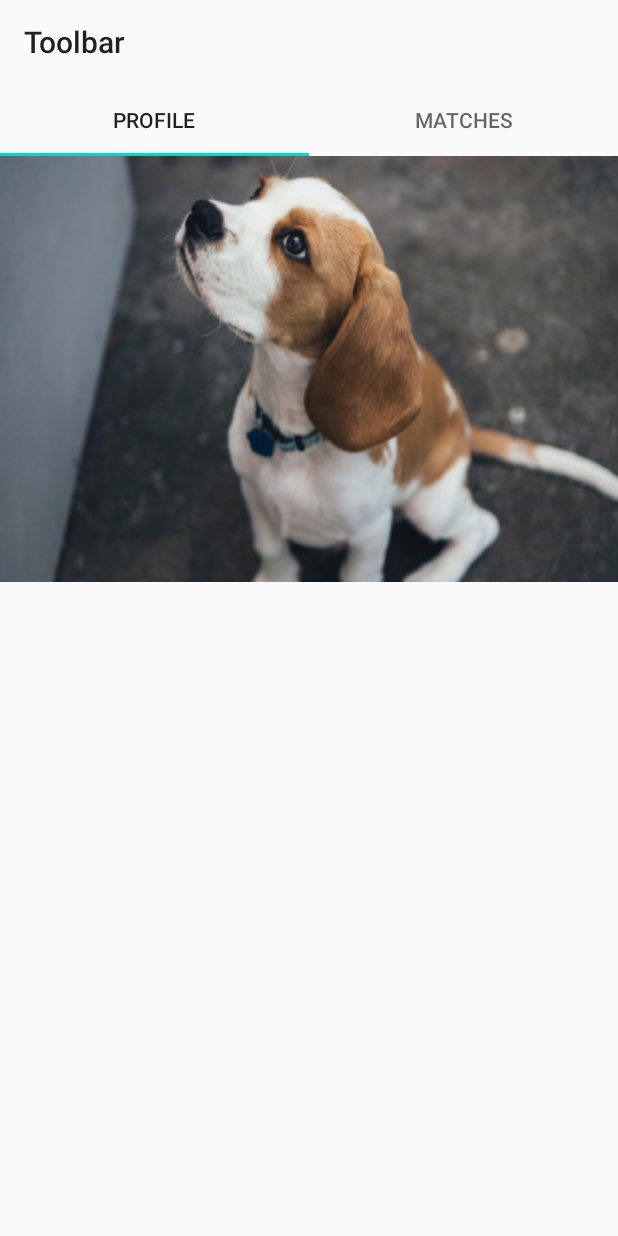
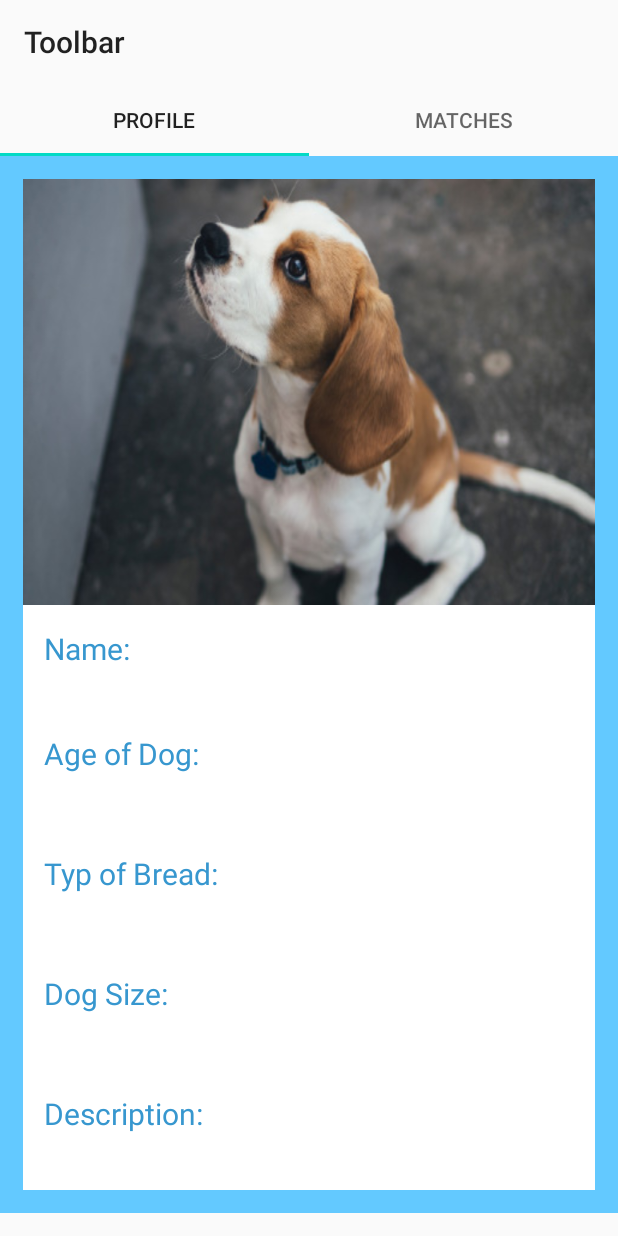
Before and after one commit to farhadbahrehmandhenry/AD340-team-project, an Android app: the ProfileFragment screen opened directly, with no data from a screen before it, on a phone screen of 412 x 824 dp. Run offline under Robolectric (Android 15) with nearby library versions, the phone set to English and light mode, and no system bars.

Commit message:
Changed Layout and design for Profile

```diff
--- a/app/src/main/res/layout/fragment_profile.xml
+++ b/app/src/main/res/layout/fragment_profile.xml
@@ -3,11 +3,19 @@
     xmlns:tools="http://schemas.android.com/tools"
     android:layout_width="match_parent"
     android:layout_height="match_parent"
+    android:background="@color/gradStart"
     tools:context=".ProfileActivity">
 
-    <RelativeLayout
-        android:layout_width="wrap_content"
-        android:layout_height="wrap_content">
+    <LinearLayout
+
+        android:layout_width="match_parent"
+        android:layout_height="wrap_content"
+        android:layout_marginTop="@dimen/dim10"
+        android:layout_marginStart="@dimen/dim10"
+        android:orientation="vertical"
+        android:layout_margin="@dimen/marg15"
+        android:background="@color/cardview_light_background"
+        tools:ignore="UselessParent">
 
         <ImageView
             android:id="@+id/profile_photo"
@@ -18,50 +26,103 @@
             android:contentDescription="@string/profile_image" />
 
         <TextView
-            android:id="@+id/tv_name"
             android:layout_width="wrap_content"
             android:layout_height="wrap_content"
-            android:layout_marginTop="@dimen/marginTop10"
+            android:layout_marginLeft="@dimen/size14"
+            android:textSize="@dimen/textSize20"
+            android:layout_marginTop="@dimen/marg15"
+            android:text="@string/dogName_display"
+            android:textColor="@color/headings"
+            />
+        <TextView
+            android:id="@+id/tv_name"
+            android:layout_width="match_parent"
+            android:layout_height="wrap_content"
+            android:layout_marginLeft="@dimen/size14"
             android:text="Name of Dog"
             android:textSize="@dimen/textSize20"
             android:layout_below="@+id/profile_photo" />
 
+
+        <TextView
+            android:layout_width="wrap_content"
+            android:layout_height="wrap_content"
+            android:layout_marginLeft="@dimen/size14"
+            android:textSize="@dimen/textSize20"
+            android:layout_marginTop="@dimen/marg15"
+            android:text="@string/ageOfDog_display"
+            android:textColor="@color/headings"
+            />
         <TextView
             android:id="@+id/tv_age"
-            android:layout_width="wrap_content"
+            android:layout_width="match_parent"
             android:layout_height="wrap_content"
             android:layout_marginTop="@dimen/marginTop10"
+            android:layout_marginLeft="@dimen/size14"
             android:text="Age of Dog"
             android:textSize="@dimen/textSize20"
             android:layout_below="@+id/tv_name" />
 
         <TextView
-            android:id="@+id/tv_bread"
             android:layout_width="wrap_content"
             android:layout_height="wrap_content"
+            android:layout_marginLeft="@dimen/size14"
+            android:textSize="@dimen/textSize20"
+            android:layout_marginTop="@dimen/marg15"
+            android:text="@string/typ_of_bread_Display"
+            android:textColor="@color/headings"
+            />
+
+        <TextView
+            android:id="@+id/tv_bread"
+            android:layout_width="match_parent"
+            android:layout_height="wrap_content"
             android:layout_marginTop="@dimen/marginTop10"
+            android:layout_marginLeft="@dimen/size14"
             android:text="Bread of Dog"
             android:textSize="@dimen/textSize20"
             android:layout_below="@+id/tv_age" />
 
         <TextView
-            android:id="@+id/tv_size"
             android:layout_width="wrap_content"
             android:layout_height="wrap_content"
+            android:layout_marginLeft="@dimen/size14"
+            android:textSize="@dimen/textSize20"
+            android:layout_marginTop="@dimen/marg15"
+            android:text="@string/dog_size_Display"
+            android:textColor="@color/headings"
+            />
+
+        <TextView
+            android:id="@+id/tv_size"
+            android:layout_width="match_parent"
+            android:layout_height="wrap_content"
             android:layout_marginTop="@dimen/marginTop10"
+            android:layout_marginLeft="@dimen/size14"
             android:text="Size of Dog"
             android:textSize="@dimen/textSize20"
             android:layout_below="@+id/tv_bread" />
 
         <TextView
+            android:layout_width="wrap_content"
+            android:layout_height="wrap_content"
+            android:layout_marginLeft="@dimen/size14"
+            android:textSize="@dimen/textSize20"
+            android:layout_marginTop="@dimen/marg15"
+            android:text="@string/description_Display"
+            android:textColor="@color/headings"
+            />
+        <TextView
             android:id="@+id/tv_description"
-            android:layout_width="wrap_content"
+            android:layout_width="match_parent"
             android:layout_height="wrap_content"
             android:layout_marginTop="@dimen/marginTop10"
             android:text="Description of Dog"
+            android:layout_marginLeft="@dimen/size14"
+
             android:textSize="@dimen/textSize20"
             android:layout_below="@+id/tv_size" />
 
-    </RelativeLayout>
+    </LinearLayout>
 
 </ScrollView>
--- a/app/src/main/res/values/dimens.xml
+++ b/app/src/main/res/values/dimens.xml
@@ -20,4 +20,6 @@
     <dimen name="size12">12sp</dimen>
     <dimen name="size38">38dp</dimen>
     <dimen name="padding_10">10dp</dimen>
+    <dimen name="marg15">15dp</dimen>
+    <dimen name="dim10">10dp</dimen>
 </resources>
--- a/app/src/main/res/values/strings.xml
+++ b/app/src/main/res/values/strings.xml
@@ -32,5 +32,11 @@
     <string name="your_dog_s_name">your dog\'s name</string>
     <string name="dog_s_breed">dog\'s breed</string>
     <string name="size">size</string>
+    <string name="login_button">LOGIN</string>
+    <string name="dogName_display">Name:</string>
+    <string name="ageOfDog_display">Age of Dog:</string>
+    <string name="typ_of_bread_Display">Typ of Bread:</string>
+    <string name="dog_size_Display">Dog Size:</string>
+    <string name="description_Display">Description:</string>
 
 </resources>
```
Also changed, not shown: app/src/main/res/layout/create_account_activity.xml (+29 -52 lines).
